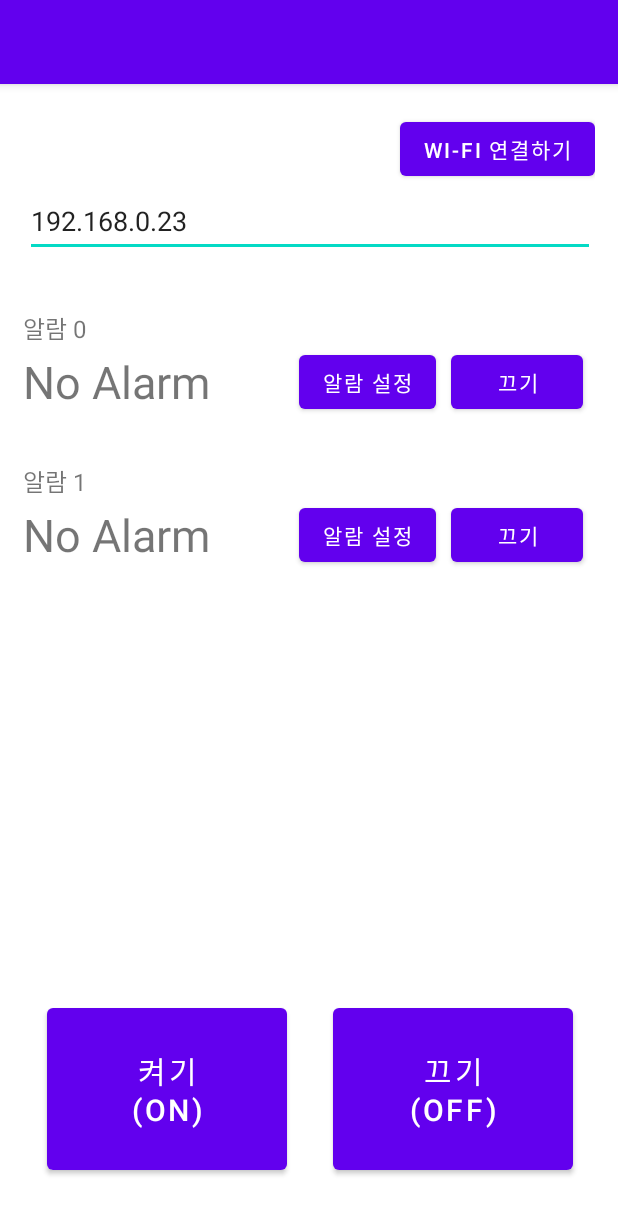
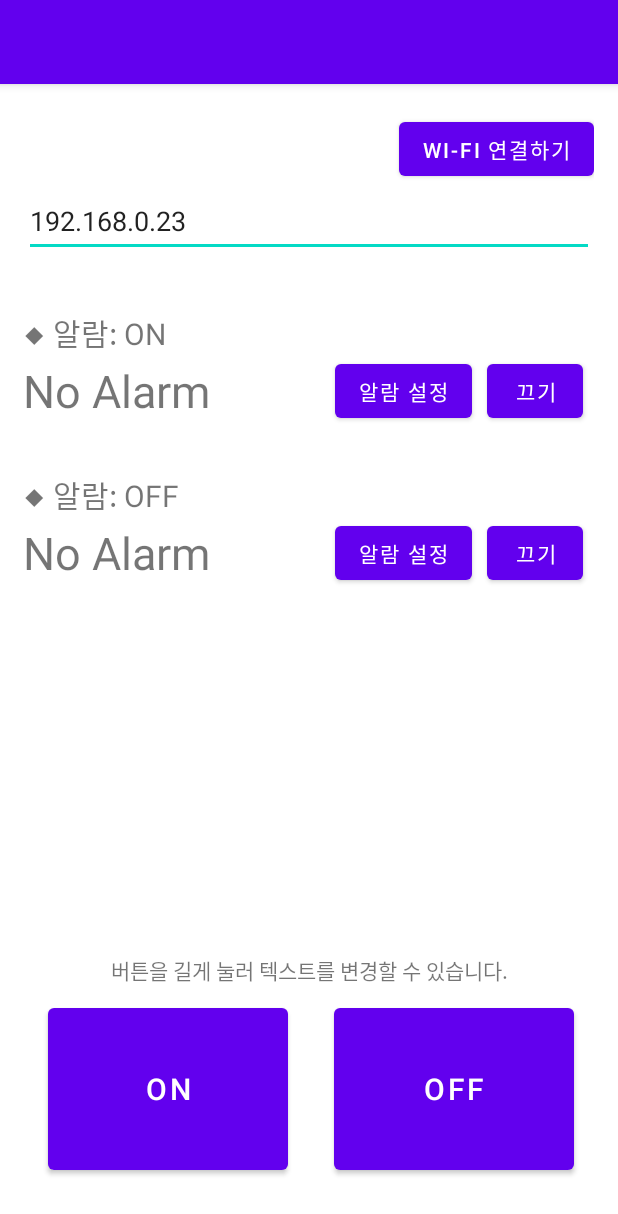
Before and after one commit to 2sjin/SmartSwitch, an Android app: the screen it shows after launch (MainActivity), on a phone screen of 412 x 824 dp. Shown: the top 1214 px of the screen. Run offline under Robolectric (Android 15) with nearby library versions, the light colour scheme and no system bars.

Commit message:
버튼 길게 눌러 텍스트 변경

```diff
--- a/app/src/main/java/com/example/smartswitch/MainActivity.java
+++ b/app/src/main/java/com/example/smartswitch/MainActivity.java
@@ -31,10 +31,14 @@ public class MainActivity extends AppCompatActivity {
     int [] alarmHour = new int[2];
     int [] alarmMinute = new int[2];
 
+    Button actionButton0;
+    Button actionButton1;
     Button alarmResetButton0;
     Button alarmResetButton1;
     LinearLayout alarmLayout0;
     LinearLayout alarmLayout1;
+    TextView tvAlarm0;
+    TextView tvAlarm1;
     TextView alarmTime0;
     TextView alarmTime1;
     WebView webViewMain;
@@ -46,14 +50,36 @@ public class MainActivity extends AppCompatActivity {
         super.onCreate(savedInstanceState);
         setContentView(R.layout.activity_main);
 
+        actionButton0 = findViewById(R.id.actionButton0);
+        actionButton1 = findViewById(R.id.actionButton1);
         alarmResetButton0 = findViewById(R.id.AlarmResetButton0);
         alarmResetButton1 = findViewById(R.id.AlarmResetButton1);
         alarmLayout0 = findViewById(R.id.AlarmLayout0);
         alarmLayout1 = findViewById(R.id.AlarmLayout1);
+        tvAlarm0 = findViewById(R.id.tvAlarm0);
+        tvAlarm1 = findViewById(R.id.tvAlarm1);
         alarmTime0 = findViewById(R.id.AlarmTime0);
         alarmTime1 = findViewById(R.id.AlarmTime1);
         webViewMain = findViewById(R.id.WebViewMain);
         editTextIP = findViewById(R.id.IP_Address);
+
+        // 버튼 0 길게 눌렀을 때
+        actionButton0.setOnLongClickListener(new View.OnLongClickListener() {
+            @Override
+            public boolean onLongClick(View view) {
+                showEditNameDialog(actionButton0, tvAlarm0);
+                return true;
+            }
+        });
+
+        // 버튼 1 길게 눌렀을 때
+        actionButton1.setOnLongClickListener(new View.OnLongClickListener() {
+            @Override
+            public boolean onLongClick(View view) {
+                showEditNameDialog(actionButton1, tvAlarm1);
+                return true;
+            }
+        });
     }
 
     // 뒤로가기 버튼을 눌렀을 때
@@ -118,8 +144,8 @@ public class MainActivity extends AppCompatActivity {
     public void showErrorDialog(String message) {
         AlertDialog.Builder builder = new AlertDialog.Builder(this);
         builder.setTitle("Error");
+        builder.setMessage(message);
         builder.setCancelable(false);
-        builder.setMessage(message);
         builder.setPositiveButton("OK",  new DialogInterface.OnClickListener() {
             @Override
             public void onClick(DialogInterface dialog, int which) {
@@ -156,4 +182,29 @@ public class MainActivity extends AppCompatActivity {
         return ipString;
     }
 
+    // 버튼 및 알람 이름 변경을 위한 입력 다이얼로그 출력
+    public void showEditNameDialog(Button btn, TextView tv) {
+        AlertDialog.Builder builder = new AlertDialog.Builder(this);
+        EditText et = new EditText(this);
+        builder.setView(et);
+        builder.setTitle("변경할 텍스트 입력");
+        builder.setMessage(btn.getText());
+        builder.setCancelable(true);
+        builder.setPositiveButton("OK",  new DialogInterface.OnClickListener() {
+            @Override
+            public void onClick(DialogInterface dialog, int which) {
+                btn.setText(et.getText());
+                tv.setText("◆ 알람: " + et.getText());
+                dialog.dismiss();
+            }
+        });
+        builder.setNegativeButton("Cancel",  new DialogInterface.OnClickListener() {
+            @Override
+            public void onClick(DialogInterface dialog, int which) {
+                dialog.dismiss();
+            }
+        });
+        builder.create().show();
+    }
+
 }
--- a/app/src/main/res/layout/activity_main.xml
+++ b/app/src/main/res/layout/activity_main.xml
@@ -18,7 +18,6 @@
         android:gravity="right|top"
         android:orientation="vertical"
         app:layout_constraintEnd_toEndOf="parent"
-        app:layout_constraintHorizontal_bias="1.0"
         app:layout_constraintStart_toStartOf="parent"
         app:layout_constraintTop_toTopOf="parent">
 
@@ -65,8 +64,8 @@
                 android:id="@+id/tvAlarm0"
                 android:layout_width="match_parent"
                 android:layout_height="wrap_content"
-                android:text="알람 0"
-                android:textSize="16dp"/>
+                android:text="◆ 알람: ON"
+                android:textSize="20dp" />
 
             <LinearLayout
                 android:id="@+id/AlarmLayout0"
@@ -94,7 +93,7 @@
 
                 <Button
                     android:id="@+id/AlarmResetButton0"
-                    android:layout_width="wrap_content"
+                    android:layout_width="64dp"
                     android:layout_height="wrap_content"
                     android:layout_marginRight="10dp"
                     android:onClick="onClickAlarmResetButton0"
@@ -106,8 +105,8 @@
                 android:id="@+id/tvAlarm1"
                 android:layout_width="match_parent"
                 android:layout_height="wrap_content"
-                android:text="알람 1"
-                android:textSize="16dp"/>
+                android:text="◆ 알람: OFF"
+                android:textSize="20dp" />
 
             <LinearLayout
                 android:id="@+id/AlarmLayout1"
@@ -134,7 +133,7 @@
 
                 <Button
                     android:id="@+id/AlarmResetButton1"
-                    android:layout_width="wrap_content"
+                    android:layout_width="64dp"
                     android:layout_height="wrap_content"
                     android:layout_marginRight="10dp"
                     android:onClick="onClickAlarmResetButton1"
@@ -145,33 +144,48 @@
     </ScrollView>
 
     <LinearLayout
+        android:id="@+id/linearLayout"
         android:layout_width="379dp"
         android:layout_height="196dp"
         android:gravity="center"
-        android:orientation="horizontal"
+        android:orientation="vertical"
         app:layout_constraintBottom_toBottomOf="parent"
         app:layout_constraintEnd_toEndOf="parent"
         app:layout_constraintStart_toStartOf="parent">
 
+        <TextView
+            android:id="@+id/textView"
+            android:layout_width="355dp"
+            android:layout_height="wrap_content"
+            android:layout_weight="1"
+            android:gravity="center"
+            android:text="버튼을 길게 눌러 텍스트를 변경할 수 있습니다." />
+
+        <LinearLayout
+            android:layout_width="match_parent"
+            android:layout_height="158dp"
+            android:orientation="horizontal">
+
             <Button
-            android:id="@+id/buttonOn"
+                android:id="@+id/actionButton0"
                 android:layout_width="160dp"
                 android:layout_height="120dp"
                 android:layout_marginLeft="15dp"
                 android:layout_marginRight="15dp"
                 android:onClick="onClickButtonOn"
-            android:text="켜기\n(ON)"
+                android:text="ON"
                 android:textSize="20dp" />
 
             <Button
-            android:id="@+id/buttonOff"
+                android:id="@+id/actionButton1"
                 android:layout_width="160dp"
                 android:layout_height="120dp"
                 android:layout_marginLeft="15dp"
                 android:layout_marginRight="15dp"
                 android:onClick="onClickButtonOff"
-            android:text="끄기\n(OFF)"
+                android:text="OFF"
                 android:textSize="20dp" />
+        </LinearLayout>
 
     </LinearLayout>
 
```
Lines whose indentation alone changed are shown as unchanged.
